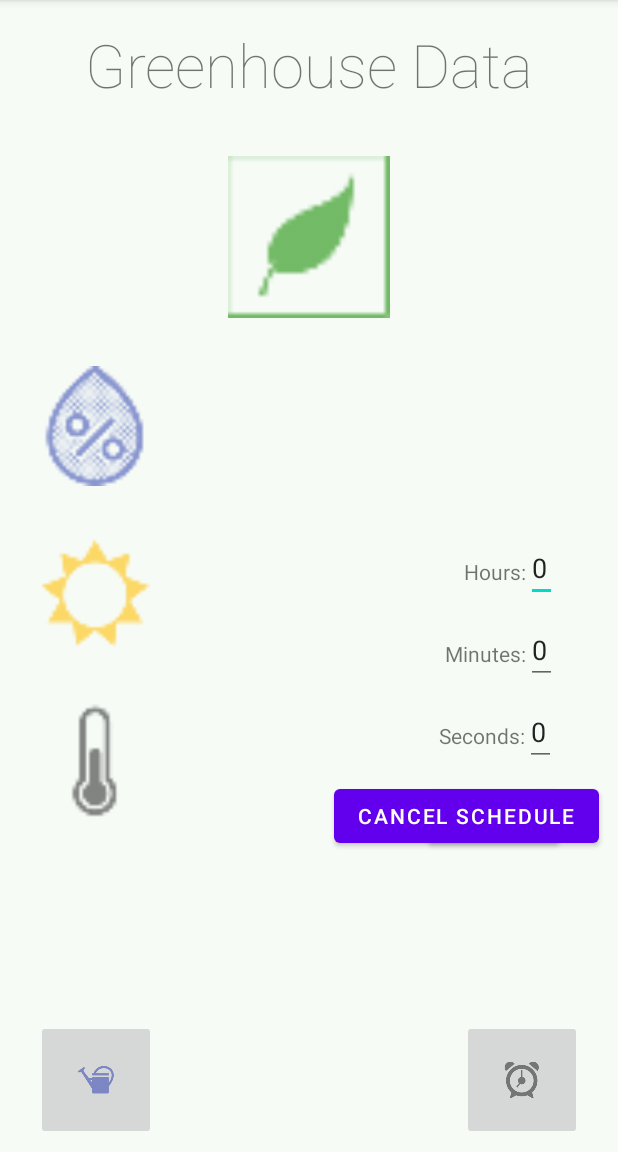
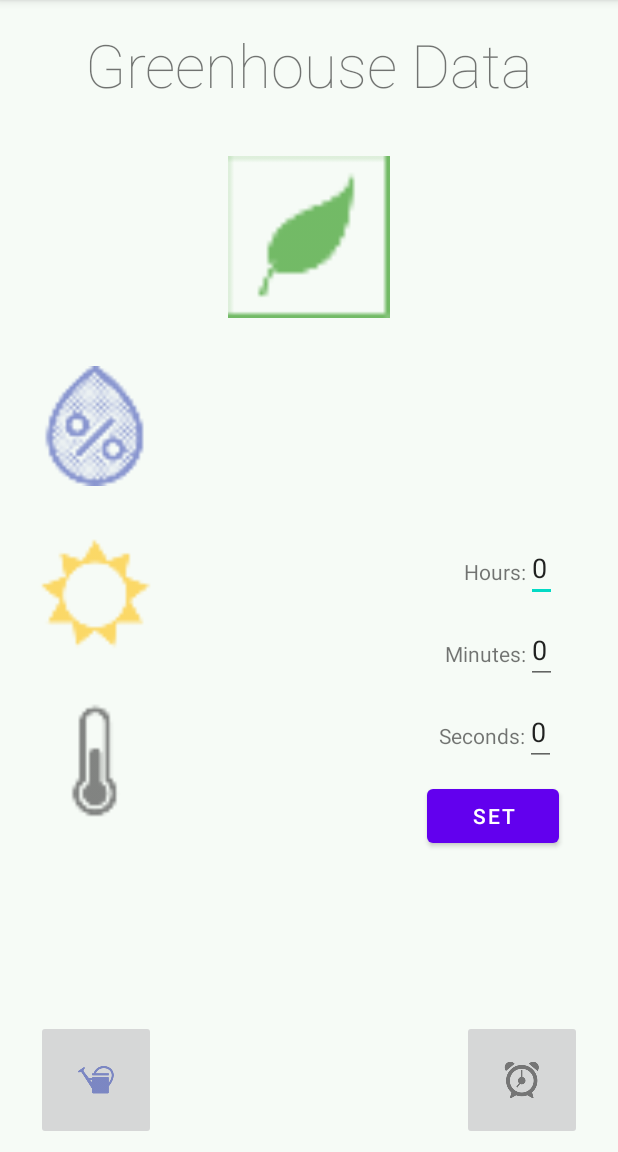
Before and after one commit to shonenjunk/AutoGreen, an Android app: the screen it shows after launch (MainActivity), after a tap on an icon or button, on a phone screen of 412 x 824 dp, the part 84-1236 px from its top. Run offline under Robolectric (Android 15) with nearby library versions, the phone set to English and light mode, and no system bars; our stand-ins replace Firebase (no records; nobody signed in at launch, a user with empty details on screens opened directly); 3 statements that could not run were skipped.

Commit message:
Update MainActivity.java

```diff
--- a/app/src/main/java/com/example/automatedgreenhouse/MainActivity.java
+++ b/app/src/main/java/com/example/automatedgreenhouse/MainActivity.java
@@ -8,6 +8,8 @@ import android.view.View;
 import android.widget.ImageButton;
 import android.widget.ImageView;
 import android.widget.TextView;
+import android.widget.EditText;
+import android.widget.Button;
 
 import com.google.firebase.database.DataSnapshot;
 import com.google.firebase.database.DatabaseError;
@@ -15,11 +17,24 @@ import com.google.firebase.database.DatabaseReference;
 import com.google.firebase.database.FirebaseDatabase;
 import com.google.firebase.database.ValueEventListener;
 
+import java.util.Timer;
+import java.util.TimerTask;
+
 public class MainActivity extends AppCompatActivity {
 
     private TextView tvSunlight;
     private TextView tvMoisture;
     private TextView tvTemperature;
+    private TextView tvHour;
+    private TextView tvMinute;
+    private TextView tvSecond;
+
+    private EditText edtHour;
+    private EditText edtMinute;
+    private EditText edtSecond;
+
+    private Button btnSchedule;
+    private Button btnCancelSchedule;
 
     private ImageView imgViewMoisture;
     private ImageView imgViewSunlight;
@@ -35,12 +50,33 @@ public class MainActivity extends AppCompatActivity {
         super.onCreate(savedInstanceState);
         setContentView(R.layout.activity_main);
 
+        Timer timer = new Timer();
+
         tvSunlight = (TextView) findViewById(R.id.tvSun);
         tvMoisture = (TextView) findViewById(R.id.tvMoist);
         tvTemperature = (TextView) findViewById(R.id.tvTemp);
+        tvHour = (TextView) findViewById(R.id.tvHours);
+        tvMinute = (TextView) findViewById(R.id.tvMins);
+        tvSecond = (TextView) findViewById(R.id.tvSeconds);
+
+        edtHour = (EditText) findViewById(R.id.edtHours);
+        edtMinute = (EditText) findViewById(R.id.edtMins);
+        edtSecond = (EditText) findViewById(R.id.edtSeconds);
+
+        btnSchedule = (Button) findViewById(R.id.btnSet);
+        btnCancelSchedule = (Button) findViewById(R.id.btnCancel);
 
         imgBtnWater = (ImageButton) findViewById(R.id.imgBtnWater);
         imgBtnSchedule = (ImageButton) findViewById(R.id.imgBtnSchedule);
+
+        tvHour.setVisibility(View.INVISIBLE);
+        tvMinute.setVisibility(View.INVISIBLE);
+        tvSecond.setVisibility(View.INVISIBLE);
+        edtHour.setVisibility(View.INVISIBLE);
+        edtMinute.setVisibility(View.INVISIBLE);
+        edtSecond.setVisibility(View.INVISIBLE);
+        btnSchedule.setVisibility(View.INVISIBLE);
+        btnCancelSchedule.setVisibility(View.INVISIBLE);
 
         // initialize the database reference
          //database = FirebaseDatabase.getInstance();
@@ -89,6 +125,48 @@ public class MainActivity extends AppCompatActivity {
             }
         });
 
+        btnSchedule.setOnClickListener(new View.OnClickListener() {
+            @Override
+            public void onClick(View view) {
+                btnCancelSchedule.setVisibility(View.VISIBLE);
+
+                String h = edtHour.getText().toString();
+                String m = edtMinute.getText().toString();
+                String s = edtSecond.getText().toString();
+
+                int hours = Integer.parseInt(h);
+                int minutes = Integer.parseInt(m);
+                int seconds = Integer.parseInt(s);
+
+                int interval = (3600000 * hours) + (60000 * minutes) + (1000 * seconds);
+
+                tvHour.setVisibility(View.INVISIBLE);
+                tvMinute.setVisibility(View.INVISIBLE);
+                tvSecond.setVisibility(View.INVISIBLE);
+                edtHour.setVisibility(View.INVISIBLE);
+                edtMinute.setVisibility(View.INVISIBLE);
+                edtSecond.setVisibility(View.INVISIBLE);
+                btnSchedule.setVisibility(View.INVISIBLE);
+
+                timer.scheduleAtFixedRate(new TimerTask(){
+                    @Override
+                    public void run(){
+                        Log.e("MainActivity", "Timer");
+                        //waterButtonClicked();
+                    }
+                },0,interval);
+            }
+        });
+
+        btnCancelSchedule.setOnClickListener(new View.OnClickListener() {
+            @Override
+            public void onClick(View view) {
+                timer.cancel();
+                Log.e("MainActivity", "Timer Cancelled");
+                btnCancelSchedule.setVisibility(View.INVISIBLE);
+            }
+        });
+
     }
 
     //function to update the water_flag to be true
@@ -100,6 +178,14 @@ public class MainActivity extends AppCompatActivity {
 
     //function to schedule waterings
     public void scheduleButtonClicked(){
+        tvHour.setVisibility(View.VISIBLE);
+        tvMinute.setVisibility(View.VISIBLE);
+        tvSecond.setVisibility(View.VISIBLE);
+        edtHour.setVisibility(View.VISIBLE);
+        edtMinute.setVisibility(View.VISIBLE);
+        edtSecond.setVisibility(View.VISIBLE);
+        btnSchedule.setVisibility(View.VISIBLE);
+
         Log.d("scheduleBtn", "clicked" );
     }
 }
```
